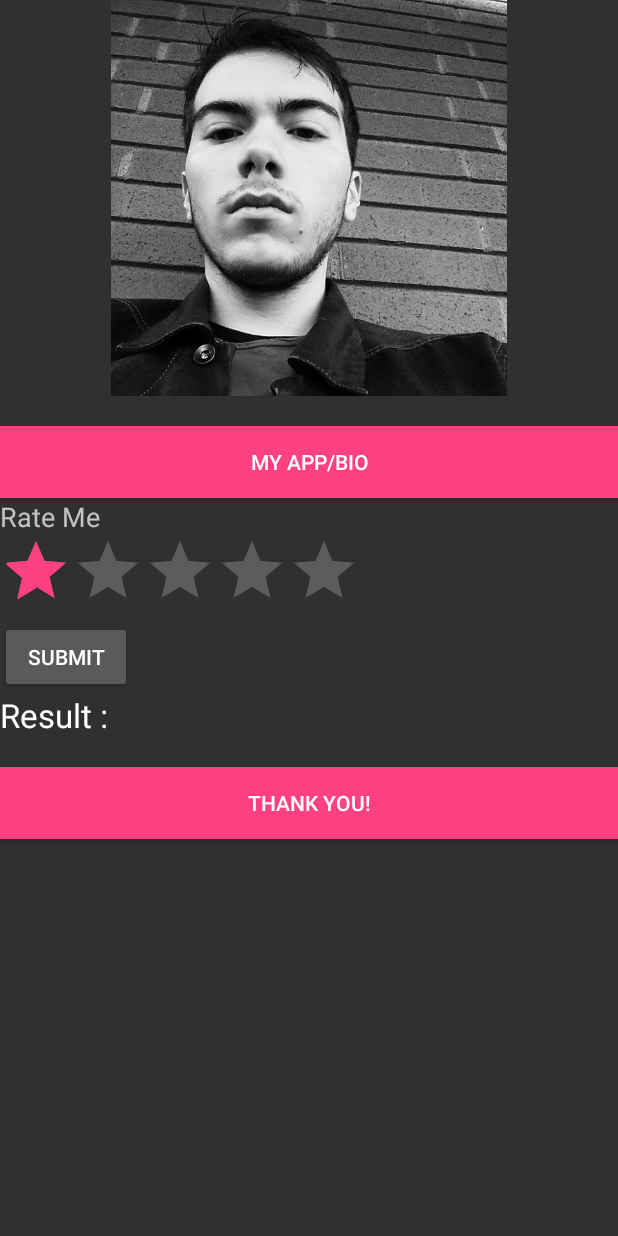
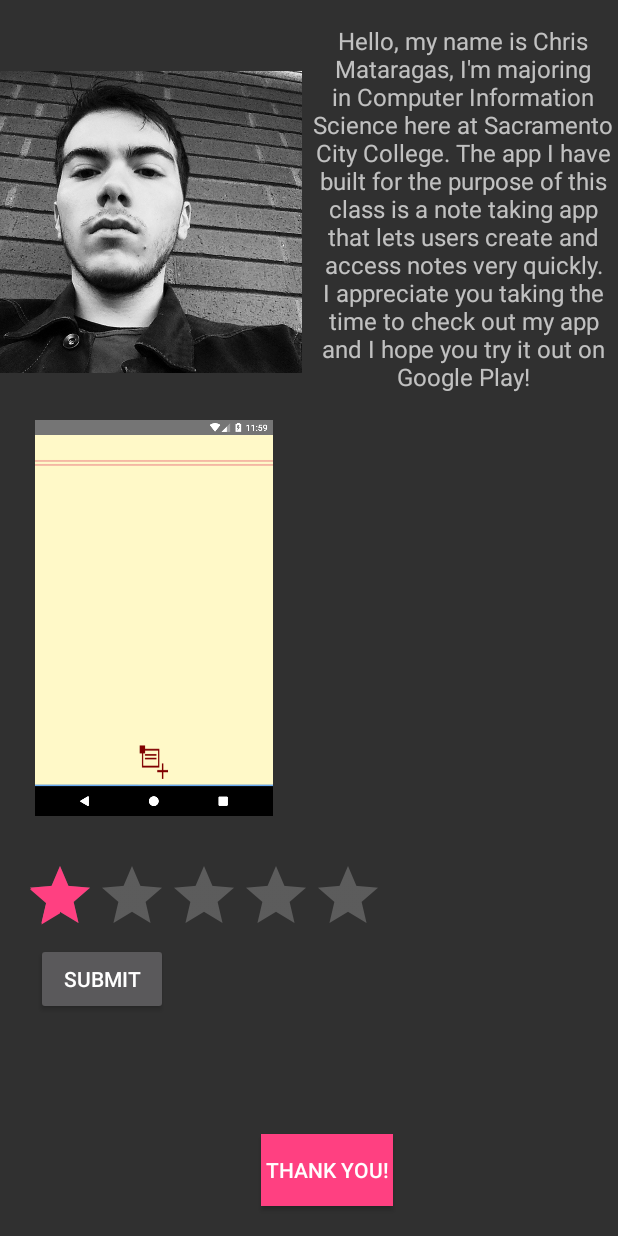
Before and after one commit to XrisMi/FinalPortal, an Android app: the ThirdPage screen opened directly, with no data from a screen before it, on a phone screen of 412 x 824 dp. Run offline under Robolectric (Android 15) with nearby library versions, the phone set to English and light mode, and no system bars.

```diff
--- a/app/src/main/java/com/example/buscis_c1_l6/userpasswordsubmit/ThirdPage.java
+++ b/app/src/main/java/com/example/buscis_c1_l6/userpasswordsubmit/ThirdPage.java
@@ -1,6 +1,6 @@
 package com.example.buscis_c1_l6.userpasswordsubmit;
 
-import android.content.Intent;
+
 import android.support.v7.app.AppCompatActivity;
 import android.os.Bundle;
 import android.view.View;
@@ -10,13 +10,18 @@ import android.widget.RatingBar;
 import android.widget.RatingBar.OnRatingBarChangeListener;
 import android.widget.TextView;
 import android.widget.Toast;
-
+import android.content.ActivityNotFoundException;
+import android.content.Intent;
+import android.provider.MediaStore;
+import android.widget.Toast;
+import android.net.Uri;
+import android.support.v7.app.AppCompatActivity;
+import android.os.Bundle;
 
 public class ThirdPage extends AppCompatActivity {
     private RatingBar ratingBar;
-    private TextView txtRatingValue;
+    private TextView bioView;
     private Button btnSubmit;
-    private Button appButton;
     private Button thankYouButton;
 
     @Override
@@ -24,35 +29,43 @@ public class ThirdPage extends AppCompatActivity {
         super.onCreate(savedInstanceState);
         setContentView(R.layout.third_page);
 
-        appButton       = (Button) findViewById(R.id.appButton);
+        bioView = (TextView) findViewById(R.id.bioView);
         thankYouButton  = (Button) findViewById(R.id.thankYouButton);
 
-                addListenerOnRatingBar();
+        addListenerOnRatingBar();
         addListenerOnButton();
 
-        appButton.setOnClickListener(new View.OnClickListener() {
-            public void onClick(View view) {
-
-                    Intent i;
-                    i = new Intent(ThirdPage.this, bio.class);
-                    startActivity(i);
-
-            }
+        //String mailto = "mailto:abmukarram@gmail.com" + "&subject=" + Uri.encode("Hello") + "&body =" + Uri.encode("Are you there");
 
 
-        });
-
-        thankYouButton.setOnClickListener(new View.OnClickListener() {
-            public void onClick(View view) {
-
-                Intent i;
-                i = new Intent(ThirdPage.this, bio.class);
-                startActivity(i);
-
-            }
+        Intent emailIntent = new Intent(android.content.Intent.ACTION_SEND);
 
 
-        });
+        emailIntent.setData(Uri.parse("mailto:"));
+        String [] to = {"cpmata@gmail.com"};
+        emailIntent.putExtra(Intent.EXTRA_EMAIL, to);
+        emailIntent.putExtra(Intent.EXTRA_SUBJECT," Sent from my app!");
+        emailIntent.putExtra(Intent.EXTRA_TEXT," Thank you for attending and checking out my app!");
+        emailIntent.setType("message/rfc822");
+
+
+        try {
+            startActivity(emailIntent);
+        } catch (ActivityNotFoundException e) {
+            Toast.makeText(this, "No Mail App", Toast.LENGTH_LONG).show();
+            System.out.println("Mail Not there");
+        }
+        Intent intent = new Intent();
+        intent.setAction(Intent.ACTION_VIEW);
+        intent.setData(Uri.parse("https://google.com"));
+
+        try
+        { startActivity(intent);}
+        catch (ActivityNotFoundException e)
+        {Toast.makeText(this, "Cannot Open Browser", Toast.LENGTH_LONG).show();}
+
+
+
 
 
     }
@@ -60,7 +73,7 @@ public class ThirdPage extends AppCompatActivity {
     public void addListenerOnRatingBar() {
 
         ratingBar = (RatingBar) findViewById(R.id.ratingBar);
-        txtRatingValue = (TextView) findViewById(R.id.txtRatingValue);
+
 
         //if rating value is changed,
         //display the current rating value in the result (textview) automatically
@@ -68,7 +81,7 @@ public class ThirdPage extends AppCompatActivity {
             public void onRatingChanged(RatingBar ratingBar, float rating,
                                         boolean fromUser) {
 
-                txtRatingValue.setText(String.valueOf(rating));
+
 
             }
         });
--- a/app/src/main/res/layout/app_bio.xml
+++ b/app/src/main/res/layout/app_bio.xml
@@ -5,27 +5,4 @@
     android:layout_width="match_parent"
     android:layout_height="match_parent">
 
-    <ImageView
-        android:id="@+id/imageView2"
-        android:layout_width="341dp"
-        android:layout_height="302dp"
-        android:contentDescription="@string/a_screenshot_of_my_app"
-        android:scaleType="centerInside"
-        app:layout_constraintHorizontal_bias="0.505"
-        app:layout_constraintLeft_toLeftOf="parent"
-        app:layout_constraintRight_toRightOf="parent"
-        app:layout_constraintTop_toTopOf="parent"
-        app:srcCompat="@drawable/finalapp" />
-
-    <TextView
-        android:id="@+id/bioView"
-        android:layout_width="371dp"
-        android:layout_height="232dp"
-        android:layout_marginBottom="16dp"
-        android:text="@string/bio_app"
-        android:textAlignment="center"
-        android:textSize="18sp"
-        app:layout_constraintBottom_toBottomOf="parent"
-        app:layout_constraintLeft_toLeftOf="parent"
-        app:layout_constraintRight_toRightOf="parent" />
 </android.support.constraint.ConstraintLayout>
--- a/app/src/main/res/layout/third_page.xml
+++ b/app/src/main/res/layout/third_page.xml
@@ -1,75 +1,93 @@
 <?xml version="1.0" encoding="utf-8"?>
 
-<LinearLayout xmlns:android="http://schemas.android.com/apk/res/android"
+<android.support.constraint.ConstraintLayout xmlns:android="http://schemas.android.com/apk/res/android"
     xmlns:app="http://schemas.android.com/apk/res-auto"
+    xmlns:tools="http://schemas.android.com/tools"
+    android:id="@+id/linearLayout"
     android:layout_width="fill_parent"
     android:layout_height="fill_parent"
-    android:orientation="vertical">
+    android:orientation="vertical"
+    tools:layout_editor_absoluteY="25dp">
 
     <ImageView
-        android:layout_width="match_parent"
-        android:layout_height="264dp"
+        android:id="@+id/imageView3"
+        android:layout_width="0dp"
+        android:layout_height="0dp"
+        android:layout_marginEnd="5dp"
+        android:layout_marginTop="16dp"
         android:contentDescription="@string/picture_description"
+        app:layout_constraintBottom_toTopOf="@+id/imageView2"
+        app:layout_constraintEnd_toStartOf="@+id/bioView"
+        app:layout_constraintStart_toStartOf="parent"
+        app:layout_constraintTop_toTopOf="parent"
         app:srcCompat="@drawable/selfie" />
-
-    <Button
-        android:id="@+id/appButton"
-        android:layout_width="match_parent"
-        android:layout_height="wrap_content"
-        android:layout_marginTop="20dp"
-        android:background="@color/colorAccent"
-        android:text="@string/my_app_bio"
-        android:textColor="@android:color/white" />
 
 
     <TextView
-        android:id="@+id/lblRateMe"
-        android:layout_width="wrap_content"
-        android:layout_height="wrap_content"
-        android:text="@string/rate_me"
-        android:textAppearance="?android:attr/textAppearanceMedium" />
+        android:id="@+id/bioView"
+        android:layout_width="0dp"
+        android:layout_height="0dp"
+        android:layout_marginBottom="7dp"
+        android:layout_marginEnd="1dp"
+        android:layout_marginTop="16dp"
+        android:text="@string/bio_app"
+        android:textAlignment="center"
+        android:textSize="16sp"
+        app:layout_constraintBottom_toTopOf="@+id/ratingBar"
+        app:layout_constraintEnd_toEndOf="parent"
+        app:layout_constraintStart_toEndOf="@+id/imageView2"
+        app:layout_constraintTop_toTopOf="parent" />
+
+    <ImageView
+        android:id="@+id/imageView2"
+        android:layout_width="0dp"
+        android:layout_height="0dp"
+        android:layout_marginBottom="29dp"
+        android:layout_marginEnd="2dp"
+        android:contentDescription="@string/a_screenshot_of_my_app"
+        android:scaleType="centerInside"
+        app:layout_constraintBottom_toTopOf="@+id/ratingBar"
+        app:layout_constraintEnd_toStartOf="@+id/bioView"
+        app:layout_constraintStart_toStartOf="parent"
+        app:layout_constraintTop_toBottomOf="@+id/imageView3"
+        app:srcCompat="@drawable/finalapp" />
 
     <RatingBar
         android:id="@+id/ratingBar"
-        android:layout_width="wrap_content"
-        android:layout_height="wrap_content"
+        android:layout_width="241dp"
+        android:layout_height="51dp"
+        android:layout_marginBottom="199dp"
+        android:layout_marginLeft="16dp"
         android:numStars="5"
         android:rating="1.0"
-        android:stepSize="1.0" />
+        android:stepSize="1.0"
+        app:layout_constraintBottom_toBottomOf="parent"
+        app:layout_constraintLeft_toLeftOf="parent"
+        app:layout_constraintTop_toBottomOf="@+id/bioView" android:layout_marginStart="16dp"/>
 
     <Button
         android:id="@+id/btnSubmit"
         android:layout_width="wrap_content"
         android:layout_height="wrap_content"
-        android:text="@string/submitTwo" />
+        android:layout_marginBottom="76dp"
+        android:layout_marginLeft="24dp"
+        android:text="@string/submitTwo"
+        app:layout_constraintBottom_toTopOf="@+id/thankYouButton"
+        app:layout_constraintLeft_toLeftOf="parent"
+        app:layout_constraintTop_toBottomOf="@+id/ratingBar" android:layout_marginStart="24dp" />
 
-    <LinearLayout
-        android:id="@+id/linearLayout1"
-        android:layout_width="match_parent"
-        android:layout_height="wrap_content">
-
-        <TextView
-            android:id="@+id/lblResult"
-            android:layout_width="wrap_content"
-            android:layout_height="wrap_content"
-            android:text="@string/result"
-            android:textAppearance="?android:attr/textAppearanceLarge" />
-
-        <TextView
-            android:id="@+id/txtRatingValue"
-            android:layout_width="wrap_content"
-            android:layout_height="wrap_content"
-            android:text="@string/blank"
-            android:textAppearance="?android:attr/textAppearanceSmall" />
-
-
-    </LinearLayout>
     <Button
         android:id="@+id/thankYouButton"
-        android:layout_width="match_parent"
+        android:layout_width="wrap_content"
         android:layout_height="wrap_content"
-        android:layout_marginTop="20dp"
+        android:layout_marginBottom="16dp"
+        android:layout_marginEnd="136dp"
+        android:layout_marginStart="136dp"
         android:background="@color/colorAccent"
         android:text="@string/thank_you"
-        android:textColor="@android:color/white" />
-</LinearLayout>
+        android:textColor="@android:color/white"
+        app:layout_constraintBottom_toBottomOf="parent"
+        app:layout_constraintEnd_toEndOf="parent"
+        app:layout_constraintStart_toStartOf="@+id/btnSubmit"
+        app:layout_constraintTop_toBottomOf="@+id/btnSubmit" />
+</android.support.constraint.ConstraintLayout>
--- a/app/src/main/res/values/strings.xml
+++ b/app/src/main/res/values/strings.xml
@@ -46,8 +46,7 @@
     <string name="thank_you">Thank you!</string>
     <string name="a_screenshot_of_my_app">A screenshot of my app</string>
     <string name="bio_app">Hello, my name is Chris Mataragas, I\'m majoring in Computer Information
-    Science here at Sacramento City College, I plan on transferring to a state university at a
-    later date. The app I have built for the purpose of this class is pictured above, it is a simple
+    Science here at Sacramento City College. The app I have built for the purpose of this class is a
     note taking app that lets users create and access notes very quickly. I appreciate you taking
     the time to check out my app and I hope you try it out on Google Play!</string>
 
```
